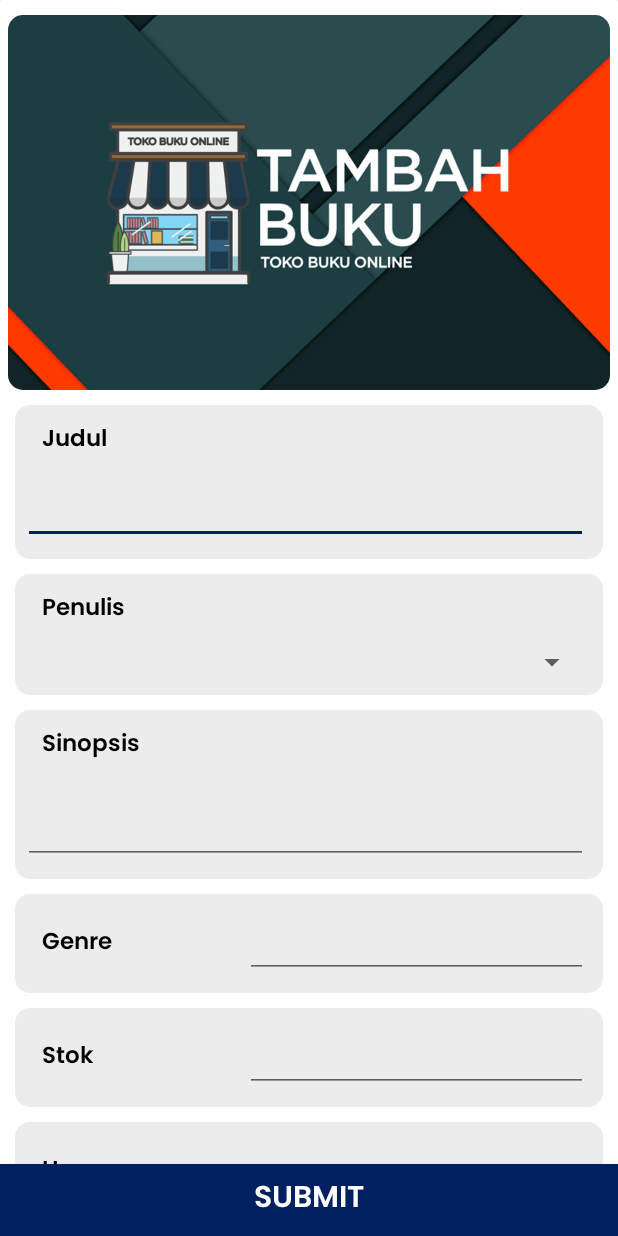
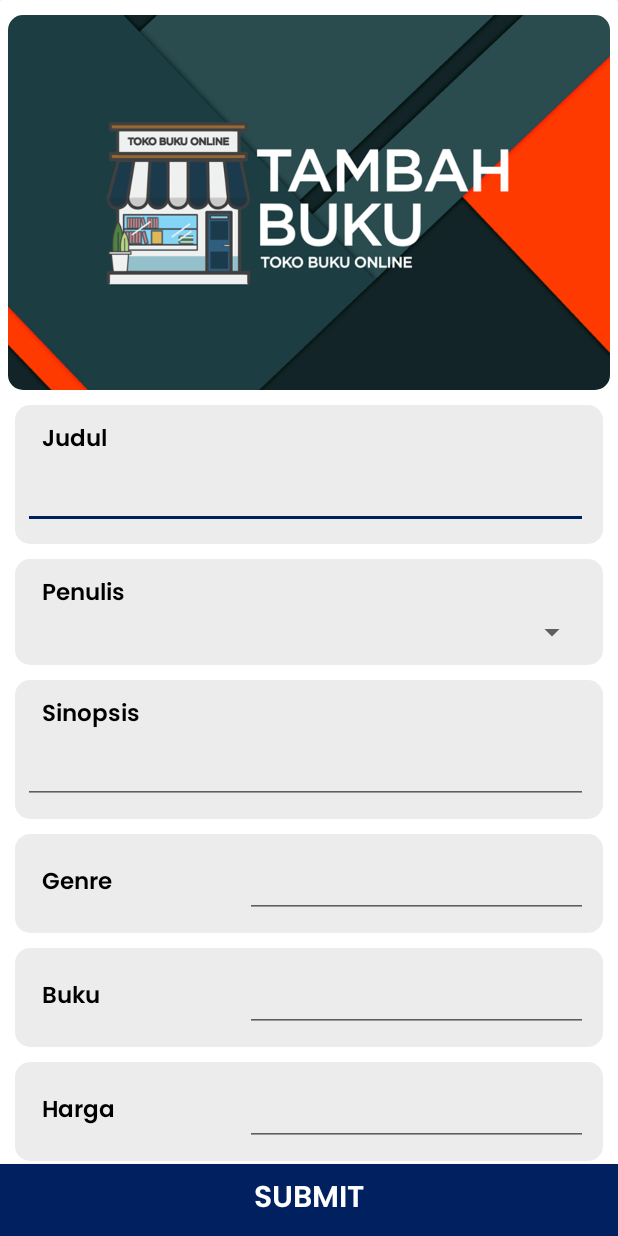
Before and after one commit to anandadwi45/TokoBukuBuka, an Android app: the AdminTambahBukuActivity screen opened directly, with no data from a screen before it, on a phone screen of 412 x 824 dp. Run offline under Robolectric (Android 15) with nearby library versions, the phone set to English and light mode, and no system bars; our stand-ins replace Room's generated code, Volley; network calls fail; pictures from the network do not load; 1 statement that could not run was skipped.

Commit message:
List Buku Admin

```diff
--- a/app/src/main/res/drawable/ic_search.xml
+++ b/app/src/main/res/drawable/ic_search.xml
@@ -1,4 +1,4 @@
-<vector android:height="24dp" android:tint="#565656"
+<vector android:height="24dp" android:tint="#FFFFFF"
     android:viewportHeight="24.0" android:viewportWidth="24.0"
     android:width="24dp" xmlns:android="http://schemas.android.com/apk/res/android">
     <path android:fillColor="#FF000000" android:pathData="M15.5,14h-0.79l-0.28,-0.27C15.41,12.59 16,11.11 16,9.5 16,5.91 13.09,3 9.5,3S3,5.91 3,9.5 5.91,16 9.5,16c1.61,0 3.09,-0.59 4.23,-1.57l0.27,0.28v0.79l5,4.99L20.49,19l-4.99,-5zM9.5,14C7.01,14 5,11.99 5,9.5S7.01,5 9.5,5 14,7.01 14,9.5 11.99,14 9.5,14z"/>
--- a/app/src/main/res/layout/activity_admin_tambah_buku.xml
+++ b/app/src/main/res/layout/activity_admin_tambah_buku.xml
@@ -82,7 +82,6 @@
                             android:layout_width="match_parent"
                             android:layout_height="wrap_content"
                             android:layout_marginLeft="5dp"
-                            android:layout_marginTop="10dp"
                             android:layout_marginRight="10dp"
                             android:layout_marginBottom="10dp"
                             android:fontFamily="@font/poppins_light"
@@ -130,7 +129,6 @@
                             android:layout_width="match_parent"
                             android:layout_height="wrap_content"
                             android:layout_marginLeft="5dp"
-                            android:layout_marginTop="10dp"
                             android:layout_marginRight="10dp"
                             android:layout_marginBottom="10dp"
                             android:fontFamily="@font/poppins_light"
@@ -192,7 +190,6 @@
                             android:layout_marginLeft="18dp"
                             android:layout_marginTop="10dp"
                             android:layout_marginRight="10dp"
-                            android:layout_marginBottom="10dp"
                             android:fontFamily="@font/poppins_semibold"
                             android:text="Sinopsis"
                             android:textColor="#000"
@@ -204,7 +201,6 @@
                             android:layout_width="match_parent"
                             android:layout_height="wrap_content"
                             android:layout_marginLeft="5dp"
-                            android:layout_marginTop="10dp"
                             android:layout_marginRight="10dp"
                             android:layout_marginBottom="10dp"
                             android:fontFamily="@font/poppins_light"
@@ -265,13 +261,13 @@
                             android:layout_marginRight="10dp"
                             android:layout_marginBottom="10dp"
                             android:fontFamily="@font/poppins_semibold"
-                            android:text="Stok"
+                            android:text="Buku"
                             android:textColor="#000"
                             android:textSize="15sp"
                             android:textStyle="bold" />
 
                         <EditText
-                            android:id="@+id/txt_stok"
+                            android:id="@+id/txt_buku"
                             android:layout_width="match_parent"
                             android:layout_height="wrap_content"
                             android:layout_marginLeft="5dp"
@@ -282,6 +278,8 @@
                             android:textColor="#5e5e5e"
                             android:textSize="15sp"
                             android:textStyle="bold" />
+
+
                     </LinearLayout>
 
                     <LinearLayout
--- a/app/src/main/res/layout/fragment_admin_home.xml
+++ b/app/src/main/res/layout/fragment_admin_home.xml
@@ -24,7 +24,7 @@
             android:layout_marginRight="10dp"
             android:layout_weight="1"
             android:background="#ffffff"
-            android:hint="search"
+            android:hint="@android:string/search_go"
             android:inputType="text"
             android:padding="7dp"
             android:singleLine="true"
```
Also changed, not shown: app/src/main/java/com/adp/tokobukubuka/AdminListBukuFragment.java (added, +63 -0 lines), app/src/main/res/layout/fragment_admin_list_buku.xml (added, +14 -0 lines).
